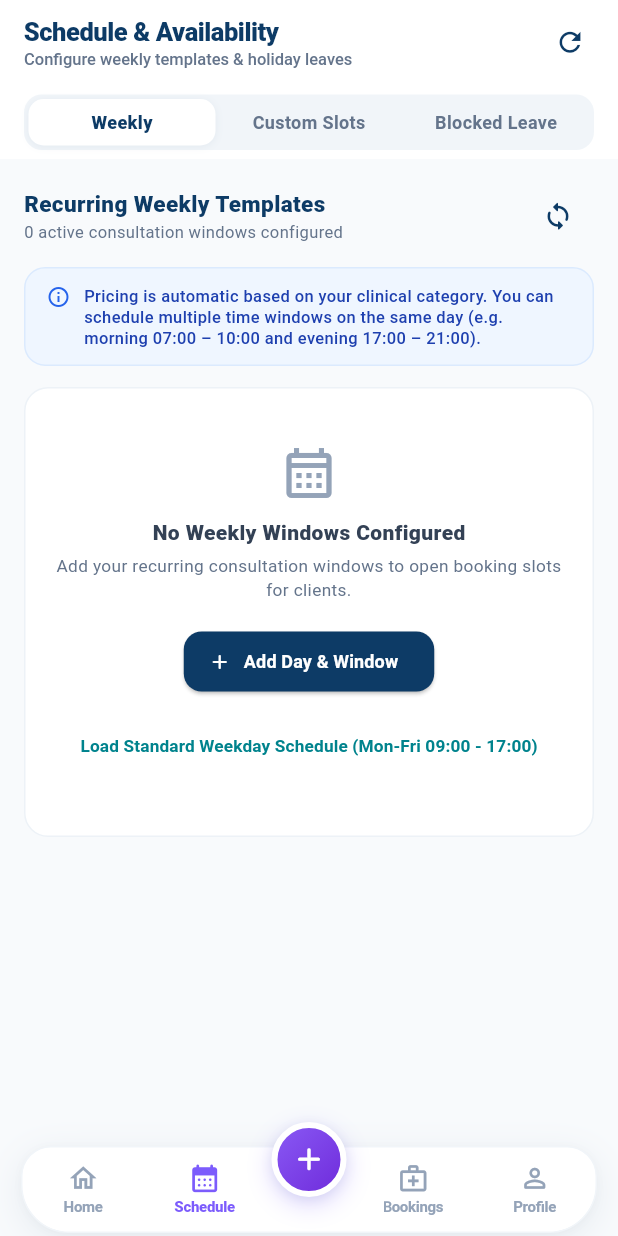
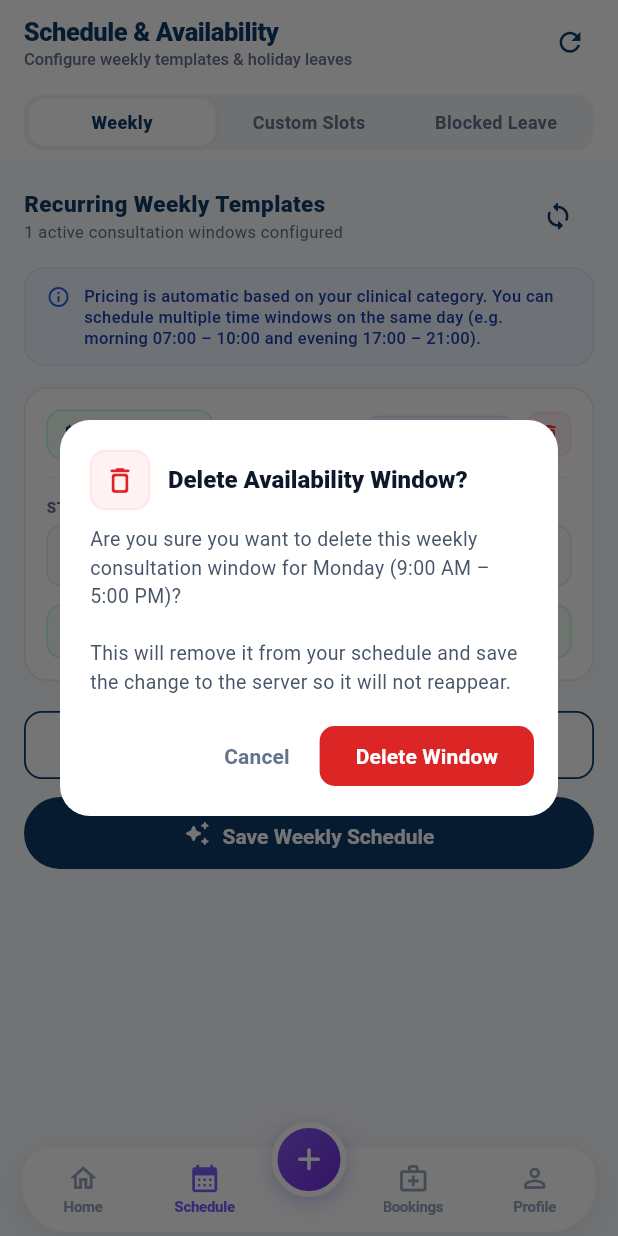
Before and after one commit to thilina-fer/HITHA-DOCTOR-MOBILE, a Flutter app: the DoctorAvailabilityScreen screen opened by its route, after a tap on "Add Day & Window", after a tap on the "delete outline" icon, on a phone screen of 412 x 824 dp. Run offline on Flutter 3.47's test engine with Material 3 defaults, Android fonts, the phone set to English and light mode, and no system bars; our stand-ins replace file_picker, flutter_secure_storage, go_router, google_fonts; accounts and stored records are empty; network calls fail.

Commit message:
fix(availability): add delete confirmation dialog and persist template deletions to backend

```diff
--- a/lib/ui/features/availability/screens/doctor_availability_screen.dart
+++ b/lib/ui/features/availability/screens/doctor_availability_screen.dart
@@ -77,10 +77,85 @@
     }
   }
 
+  Future<bool> _showDeleteConfirmationDialog({
+    required String title,
+    required String message,
+    String confirmLabel = 'Delete',
+    Color confirmColor = const Color(0xFFDC2626),
+  }) async {
+    final result = await showDialog<bool>(
+      context: context,
+      builder: (ctx) => AlertDialog(
+        shape: RoundedRectangleBorder(borderRadius: BorderRadius.circular(20)),
+        titlePadding: const EdgeInsets.fromLTRB(20, 20, 20, 10),
+        contentPadding: const EdgeInsets.fromLTRB(20, 0, 20, 16),
+        actionsPadding: const EdgeInsets.fromLTRB(16, 0, 16, 16),
+        title: Row(
+          children: [
+            Container(
+              padding: const EdgeInsets.all(8),
+              decoration: BoxDecoration(
+                color: const Color(0xFFFEF2F2),
+                borderRadius: BorderRadius.circular(10),
+                border: Border.all(color: const Color(0xFFFEE2E2)),
+              ),
+              child: Icon(Icons.delete_outline_rounded, color: confirmColor, size: 22),
+            ),
+            const SizedBox(width: 12),
+            Expanded(
+              child: Text(
+                title,
+                style: const TextStyle(
+                  fontSize: 16,
+                  fontWeight: FontWeight.w800,
+                  color: Color(0xFF0F172A),
+                ),
+              ),
+            ),
+          ],
+        ),
+        content: Text(
+          message,
+          style: const TextStyle(
+            fontSize: 13,
+            color: Color(0xFF475569),
+            height: 1.45,
+          ),
+        ),
+        actions: [
+          TextButton(
+            onPressed: () => Navigator.pop(ctx, false),
+            style: TextButton.styleFrom(
+              foregroundColor: const Color(0xFF64748B),
+              shape: RoundedRectangleBorder(borderRadius: BorderRadius.circular(10)),
+            ),
+            child: const Text('Cancel', style: TextStyle(fontWeight: FontWeight.w600)),
+          ),
+          ElevatedButton(
+            onPressed: () => Navigator.pop(ctx, true),
+            style: ElevatedButton.styleFrom(
+              backgroundColor: confirmColor,
+              foregroundColor: Colors.white,
+              elevation: 0,
+              shape: RoundedRectangleBorder(borderRadius: BorderRadius.circular(10)),
+            ),
+            child: Text(confirmLabel, style: const TextStyle(fontWeight: FontWeight.w700)),
+          ),
+        ],
+      ),
+    );
+    return result ?? false;
+  }
+
   Future<void> _saveWeeklyTemplates() async {
     if (_templates.isEmpty) {
-      showHithaSnack(context, 'Please add at least one weekly availability window.', isError: true);
-      return;
+      final confirmed = await _showDeleteConfirmationDialog(
+        title: 'Clear All Weekly Templates?',
+        message: 'You currently have no weekly availability windows configured. Saving this will clear all recurring consultation slots for patients. Are you sure you want to proceed?',
+        confirmLabel: 'Clear All',
+        confirmColor: const Color(0xFFDC2626),
+      );
+      if (!confirmed || !mounted) return;
     }
 
     for (final t in _templates) {
@@ -184,11 +259,110 @@
     });
   }
 
-  void _removeTemplateRow(int index) {
+  Future<void> _confirmAndRemoveTemplate(int index) async {
+    if (index < 0 || index >= _templates.length) return;
+    final item = _templates[index];
+
+    final confirmed = await _showDeleteConfirmationDialog(
+      title: 'Delete Availability Window?',
+      message: 'Are you sure you want to delete this weekly consultation window for ${item.dayName} (${_formatTimeDisplay(item.startTime)} – ${_formatTimeDisplay(item.endTime)})?\n\nThis will remove it from your schedule and save the change to the server so it will not reappear.',
+      confirmLabel: 'Delete Window',
+    );
+
+    if (!confirmed) return;
+
+    final updated = List<WeeklyTemplateItem>.from(_templates)..removeAt(index);
     setState(() {
-      _templates.removeAt(index);
+      _templates = updated;
+      _isSaving = true;
     });
-  }
+
+    try {
+      await _repo.saveWeeklyTemplates(updated, existingCustomSlots: _customSlots);
+      if (!mounted) return;
+      context.read<DashboardViewModel>().loadDashboard();
+      showHithaSnack(context, 'Availability window deleted and schedule updated successfully');
+      await _loadData();
+    } catch (e) {
+      if (!mounted) return;
+      final msg = e.toString().replaceFirst('Exception: ', '');
+      if (msg.contains('Pricing is not configured')) {
+        _showPricingNoticeDialog(msg);
+      } else {
+        showHithaSnack(context, 'Failed to update schedule on server: $msg', isError: true);
+      }
+      await _loadData();
+    } finally {
+      if (mounted) {
+        setState(() => _isSaving = false);
+      }
+    }
+  }
+
+  Future<void> _confirmAndDeleteCustomSlot(CustomSlotItem slot) async {
+    final start = slot.startTime;
+    final end = slot.endTime;
+    final dateStr = '${start.year}-${start.month.toString().padLeft(2, '0')}-${start.day.toString().padLeft(2, '0')}';
+    final timeStr =
+        '${start.hour.toString().padLeft(2, '0')}:${start.minute.toString().padLeft(2, '0')} - ${end.hour.toString().padLeft(2, '0')}:${end.minute.toString().padLeft(2, '0')}';
+
+    final confirmed = await _showDeleteConfirmationDialog(
+      title: 'Delete Custom Slot?',
+      message: 'Are you sure you want to delete this custom slot for $dateStr ($timeStr)? Patients will no longer be able to book this slot.',
+      confirmLabel: 'Delete Slot',
+    );
+
+    if (!confirmed) return;
+
+    setState(() => _isLoading = true);
+    try {
+      final remainingSlots = _customSlots.where((s) => s.id != slot.id).toList();
+      await _repo.deleteCustomSlot(slot.id, templates: _templates, remainingSlots: remainingSlots);
+      if (mounted) {
+        context.read<DashboardViewModel>().loadDashboard();
+        showHithaSnack(context, 'Custom slot deleted successfully');
+        await _loadData();
+      }
+    } catch (e) {
+      if (mounted) {
+        final msg = e.toString().replaceFirst('Exception: ', '');
+        showHithaSnack(context, 'Failed to delete custom slot: $msg', isError: true);
+        await _loadData();
+      }
+    }
+  }
+
+  Future<void> _confirmAndDeleteBlockedDate(BlockedDateItem block) async {
+    final start = block.startTime;
+    final dateStr = '${start.year}-${start.month.toString().padLeft(2, '0')}-${start.day.toString().padLeft(2, '0')}';
+    final reason = block.reason.isNotEmpty ? block.reason : 'Scheduled Leave';
+
+    final confirmed = await _showDeleteConfirmationDialog(
+      title: 'Remove Blocked Date?',
+      message: 'Are you sure you want to cancel the scheduled leave for $dateStr ($reason)? Consultations may become available again.',
+      confirmLabel: 'Remove Leave',
+      confirmColor: const Color(0xFFDC2626),
+    );
+
+    if (!confirmed) return;
+
+    setState(() => _isLoading = true);
+    try {
+      await _repo.deleteBlockedDate(block.id);
+      if (mounted) {
+        context.read<DashboardViewModel>().loadDashboard();
+        showHithaSnack(context, 'Blocked date removed successfully');
+        await _loadData();
+      }
+    } catch (e) {
+      if (mounted) {
+        final msg = e.toString().replaceFirst('Exception: ', '');
+        showHithaSnack(context, 'Failed to remove blocked date: $msg', isError: true);
+        await _loadData();
+      }
+    }
+  }
+
 
   void _loadStandardSchedule() {
     setState(() {
@@ -1418,7 +1592,7 @@
 
                           // Delete Button
                           InkWell(
-                            onTap: () => _removeTemplateRow(index),
+                            onTap: _isSaving ? null : () => _confirmAndRemoveTemplate(index),
                             borderRadius: BorderRadius.circular(8),
                             child: Container(
                               padding: const EdgeInsets.all(6),
@@ -1769,20 +1943,7 @@
                   ),
                   IconButton(
                     icon: const Icon(Icons.delete_outline, color: Color(0xFFEF4444), size: 20),
-                    onPressed: () async {
-                      try {
-                        await _repo.deleteCustomSlot(slot.id);
-                        if (mounted) {
-                          showHithaSnack(context, 'Custom slot deleted');
-                          _loadData();
-                        }
-                      } catch (e) {
-                        if (mounted) {
-                          final msg = e.toString().replaceFirst('Exception: ', '');
-                          showHithaSnack(context, 'Failed to delete slot: $msg', isError: true);
-                        }
-                      }
-                    },
+                    onPressed: () => _confirmAndDeleteCustomSlot(slot),
                   ),
                 ],
               ),
@@ -1893,20 +2054,7 @@
                   ),
                   IconButton(
                     icon: const Icon(Icons.delete_outline, color: Color(0xFFEF4444), size: 20),
-                    onPressed: () async {
-                      try {
-                        await _repo.deleteBlockedDate(block.id);
-                        if (mounted) {
-                          showHithaSnack(context, 'Blocked date removed');
-                          _loadData();
-                        }
-                      } catch (e) {
-                        if (mounted) {
-                          final msg = e.toString().replaceFirst('Exception: ', '');
-                          showHithaSnack(context, 'Failed to remove blocked date: $msg', isError: true);
-                        }
-                      }
-                    },
+                    onPressed: () => _confirmAndDeleteBlockedDate(block),
                   ),
                 ],
               ),
```
Also changed, not shown: lib/data/repositories/availability_repository.dart (+17 -2 lines), 1 other file.
